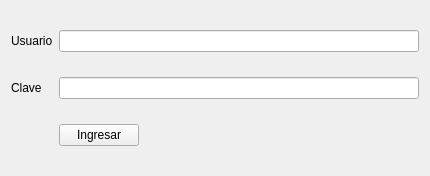
Before: the Qt Designer form Qt/login.ui in Manu033/Manu_Carrizo_POO, drawn with Qt 5.
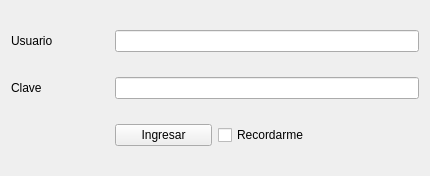
After: the same form once the commit is applied.

What changed in the file:
```diff
--- a/Qt/login.ui
+++ b/Qt/login.ui
@@ -14,60 +14,54 @@
    <string>Login</string>
   </property>
   <layout class="QGridLayout" name="gridLayout">
-   <item row="4" column="2">
-    <spacer name="horizontalSpacer">
-     <property name="orientation">
-      <enum>Qt::Horizontal</enum>
-     </property>
-     <property name="sizeHint" stdset="0">
-      <size>
-       <width>40</width>
-       <height>20</height>
-      </size>
-     </property>
-    </spacer>
-   </item>
-   <item row="1" column="1" colspan="2">
+   <item row="2" column="3" colspan="3">
     <widget class="QLineEdit" name="leClave">
      <property name="echoMode">
       <enum>QLineEdit::Password</enum>
      </property>
     </widget>
    </item>
-   <item row="0" column="1" colspan="2">
-    <widget class="QLineEdit" name="leUsuario"/>
-   </item>
-   <item row="1" column="0">
+   <item row="2" column="0">
     <widget class="QLabel" name="lClave">
      <property name="text">
       <string>Clave</string>
      </property>
     </widget>
    </item>
-   <item row="4" column="1">
-    <widget class="QPushButton" name="pbIngresar">
-     <property name="focusPolicy">
-      <enum>Qt::NoFocus</enum>
-     </property>
+   <item row="5" column="4">
+    <widget class="QCheckBox" name="leRecordarme">
      <property name="text">
-      <string>Ingresar</string>
+      <string>Recordarme</string>
      </property>
     </widget>
    </item>
-   <item row="0" column="0">
+   <item row="1" column="0">
     <widget class="QLabel" name="lUsuario">
      <property name="text">
       <string>Usuario</string>
      </property>
     </widget>
    </item>
-   <item row="4" column="0">
+   <item row="1" column="3" colspan="3">
+    <widget class="QLineEdit" name="leUsuario"/>
+   </item>
+   <item row="5" column="0">
     <widget class="QLabel" name="lClima">
      <property name="text">
       <string/>
      </property>
     </widget>
    </item>
+   <item row="5" column="3">
+    <widget class="QPushButton" name="pbIngresar">
+     <property name="focusPolicy">
+      <enum>Qt::NoFocus</enum>
+     </property>
+     <property name="text">
+      <string>Ingresar</string>
+     </property>
+    </widget>
+   </item>
   </layout>
  </widget>
  <tabstops>
```
Left out of the diff: 2 changed lines with no effect on the pictures.
